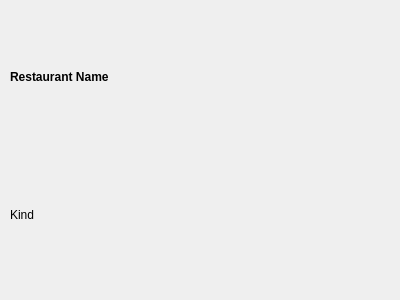
This is restaurantitemwidget.ui in Abolfazlrwm/IUT_Food as Qt 5 draws it before an edit. The edited form follows.
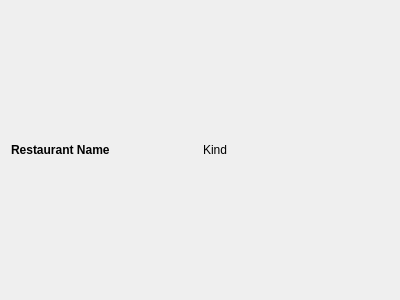
This is the edited form.

What changed in the file:
```diff
--- a/restaurantitemwidget.ui
+++ b/restaurantitemwidget.ui
@@ -13,19 +13,8 @@
   <property name="windowTitle">
    <string>Form</string>
   </property>
-  <widget class="QWidget" name="horizontalLayoutWidget">
-   <property name="geometry">
-    <rect>
-     <x>10</x>
-     <y>10</y>
-     <width>381</width>
-     <height>271</height>
-    </rect>
-   </property>
    <layout class="QHBoxLayout" name="horizontalLayout">
     <item>
-     <layout class="QVBoxLayout" name="verticalLayout">
-      <item>
        <widget class="QLabel" name="nameLabel">
         <property name="font">
          <font>
@@ -45,9 +34,6 @@
        </widget>
       </item>
      </layout>
-    </item>
-   </layout>
-  </widget>
  </widget>
  <resources/>
  <connections/>
```
Lines whose indentation alone changed are shown as unchanged.
